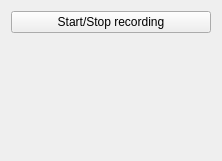
Old version of the form Plugins/org.mitk.gui.qt.spectrocamrecorder/src/internal/SpectroCamRecorderControls.ui in the repository MITK/MITK.
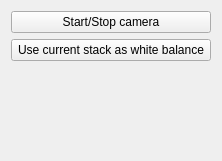
New version of the form.

Patch:
```diff
--- a/Plugins/org.mitk.gui.qt.spectrocamrecorder/src/internal/SpectroCamRecorderControls.ui
+++ b/Plugins/org.mitk.gui.qt.spectrocamrecorder/src/internal/SpectroCamRecorderControls.ui
@@ -26,7 +26,14 @@
       <string>Do image processing</string>
      </property>
      <property name="text">
-      <string>Start/Stop recording</string>
+      <string>Start/Stop camera</string>
+     </property>
+    </widget>
+   </item>
+   <item>
+    <widget class="QPushButton" name="buttonWhiteBalance">
+     <property name="text">
+      <string>Use current stack as white balance</string>
      </property>
     </widget>
    </item>
```
